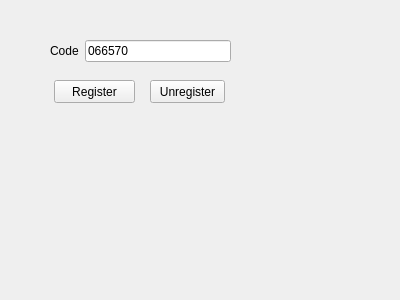
Above: win32/broker/qapp/register_ui.ui from danhojin/algo-trading-korea-equities before the change. Below: the same form after it.
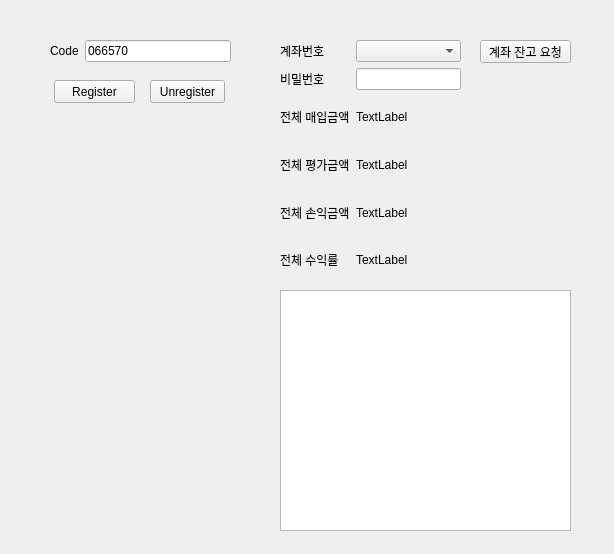
That is the form after the change.

Diff of the .ui file:
```diff
--- a/win32/broker/qapp/register_ui.ui
+++ b/win32/broker/qapp/register_ui.ui
@@ -6,8 +6,8 @@
    <rect>
     <x>0</x>
     <y>0</y>
-    <width>400</width>
-    <height>300</height>
+    <width>614</width>
+    <height>554</height>
    </rect>
   </property>
   <property name="windowTitle">
@@ -65,6 +65,121 @@
     <string>Unregister</string>
    </property>
   </widget>
+  <widget class="QWidget" name="gridLayoutWidget">
+   <property name="geometry">
+    <rect>
+     <x>280</x>
+     <y>40</y>
+     <width>181</width>
+     <height>241</height>
+    </rect>
+   </property>
+   <layout class="QGridLayout" name="gridLayout">
+    <item row="0" column="0">
+     <widget class="QLabel" name="label">
+      <property name="text">
+       <string>계좌번호</string>
+      </property>
+     </widget>
+    </item>
+    <item row="1" column="0">
+     <widget class="QLabel" name="label_2">
+      <property name="text">
+       <string>비밀번호</string>
+      </property>
+     </widget>
+    </item>
+    <item row="2" column="0">
+     <widget class="QLabel" name="label_3">
+      <property name="text">
+       <string>전체 매입금액</string>
+      </property>
+     </widget>
+    </item>
+    <item row="3" column="0">
+     <widget class="QLabel" name="label_4">
+      <property name="text">
+       <string>전체 평가금액</string>
+      </property>
+     </widget>
+    </item>
+    <item row="5" column="0">
+     <widget class="QLabel" name="label_6">
+      <property name="text">
+       <string>전체 수익률</string>
+      </property>
+     </widget>
+    </item>
+    <item row="4" column="0">
+     <widget class="QLabel" name="label_5">
+      <property name="text">
+       <string>전체 손익금액</string>
+      </property>
+     </widget>
+    </item>
+    <item row="5" column="1">
+     <widget class="QLabel" name="label_7">
+      <property name="text">
+       <string>TextLabel</string>
+      </property>
+     </widget>
+    </item>
+    <item row="4" column="1">
+     <widget class="QLabel" name="label_8">
+      <property name="text">
+       <string>TextLabel</string>
+      </property>
+     </widget>
+    </item>
+    <item row="3" column="1">
+     <widget class="QLabel" name="label_9">
+      <property name="text">
+       <string>TextLabel</string>
+      </property>
+     </widget>
+    </item>
+    <item row="2" column="1">
+     <widget class="QLabel" name="totalPurchaseLabel">
+      <property name="text">
+       <string>TextLabel</string>
+      </property>
+     </widget>
+    </item>
+    <item row="0" column="1">
+     <widget class="QComboBox" name="accountComboBox"/>
+    </item>
+    <item row="1" column="1">
+     <widget class="QLineEdit" name="passwordLineEdit">
+      <property name="echoMode">
+       <enum>QLineEdit::PasswordEchoOnEdit</enum>
+      </property>
+     </widget>
+    </item>
+   </layout>
+  </widget>
+  <widget class="QPushButton" name="pushButton">
+   <property name="geometry">
+    <rect>
+     <x>480</x>
+     <y>40</y>
+     <width>91</width>
+     <height>23</height>
+    </rect>
+   </property>
+   <property name="text">
+    <string>계좌 잔고 요청</string>
+   </property>
+  </widget>
+  <widget class="QTextEdit" name="loginInfoTextEdit">
+   <property name="geometry">
+    <rect>
+     <x>280</x>
+     <y>290</y>
+     <width>291</width>
+     <height>241</height>
+    </rect>
+   </property>
+  </widget>
  </widget>
  <resources/>
  <connections/>
```
